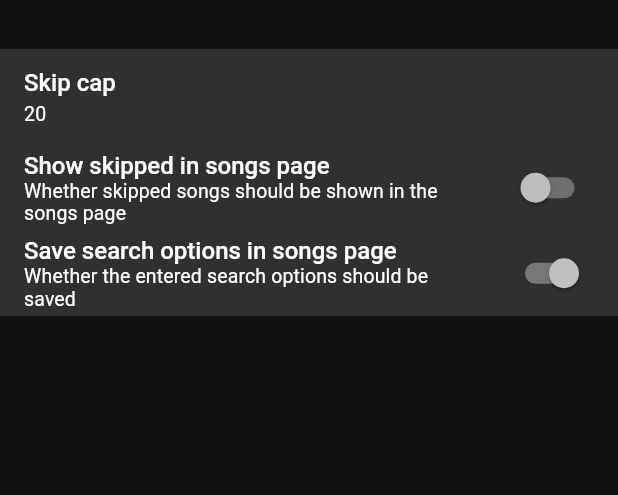
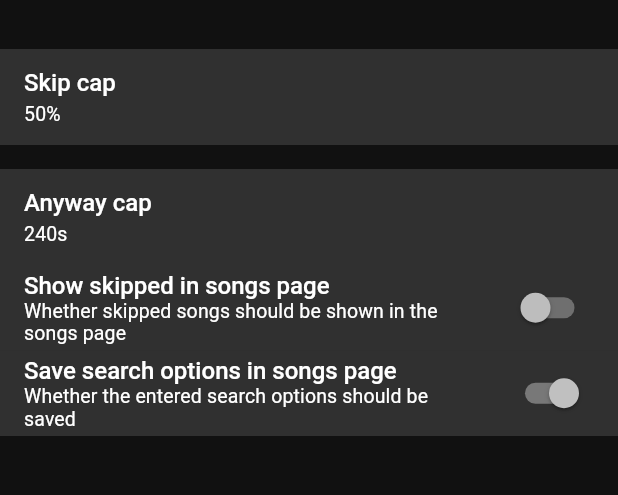
Before and after one commit to ChikyuKido/Scrobblium, a Flutter app: the SettingsPage screen opened directly, after a tap on "Stats", on a phone screen of 412 x 824 dp, the part 59-554 px from its top. Run offline on Flutter 3.47's test engine with Material 3 defaults, Android fonts, the phone set to English and light mode, and no system bars; drawn by our look-alikes of dynamic_color; our stand-ins replace easy_debounce, fixnum, flex_color_scheme, fluttertoast, google_nav_bar, shared_preferences and 1 more; missing offline and left inert: protobuf; accounts and stored records are empty.

Commit message:
Small adjustments to the skip caps Removed the intentional error in maloja integration

```diff
--- a/externel/flutter_settings_screens-0.3.3-null-safety+2-hijacked/lib/src/widgets/settings_widgets.dart
+++ b/externel/flutter_settings_screens-0.3.3-null-safety+2-hijacked/lib/src/widgets/settings_widgets.dart
@@ -611,6 +611,8 @@ class TextInputSettingsTile extends StatefulWidget {
   /// the padding on top of the settings tile widget. Set it to 0 so that every settings tile sticks together
   final double topPadding;
 
+  final String unit;
+
   TextInputSettingsTile({
     required this.title,
     required this.settingKey,
@@ -630,6 +632,7 @@ class TextInputSettingsTile extends StatefulWidget {
     this.helperText,
     this.inputFormatters,
     this.topPadding = 16.0,
+    this.unit = ''
   });
 
   @override
@@ -669,7 +672,7 @@ class _TextInputSettingsTileState extends State<TextInputSettingsTile> {
           children: [
             _ModalSettingsTile<String>(
               title: widget.title,
-              subtitle: widget.obscureText ? '' : value,
+              subtitle: widget.obscureText ? '' : value+widget.unit,
               titleTextStyle: widget.titleTextStyle,
               subtitleTextStyle: widget.subtitleTextStyle,
               enabled: widget.enabled,
--- a/lib/page/settings/stats_settings_page.dart
+++ b/lib/page/settings/stats_settings_page.dart
@@ -8,6 +8,7 @@ class StatsSettingsPage extends StatelessWidget {
   Widget build(BuildContext context) {
     return SettingsScreen(title: "Stats",children: [
       _buildSkipCap(),
+      _buildAnywayCap(),
       _buildShowSkippedInSongs(),
       _buildSearchSaveOptions(),
     ]);
@@ -16,9 +17,28 @@ class StatsSettingsPage extends StatelessWidget {
   Widget _buildSkipCap() {
     return TextInputSettingsTile(
       title: 'Skip cap',
+      unit: '%',
       settingKey: 'skip-cap',
-      helperText: 'The time when a track is counted as skip',
-      initialValue: '20',
+      helperText: 'The percentage when a track is counted as skip.',
+      initialValue: '50',
+      validator: (value) {
+        if (value == null || value.isEmpty) {
+          return "Value can't be null or empty";
+        }
+        if (int.tryParse(value) == null) {
+          return "Value not a number";
+        }
+        return null;
+      },
+    );
+  }
+  Widget _buildAnywayCap() {
+    return TextInputSettingsTile(
+      title: 'Anyway cap',
+      unit: 's',
+      settingKey: 'anyway-cap',
+      helperText: 'The time when a track is not counted as a skip even if the skip cap is reached.',
+      initialValue: '240',
       validator: (value) {
         if (value == null || value.isEmpty) {
           return "Value can't be null or empty";
--- a/lib/service/song_data_service.dart
+++ b/lib/service/song_data_service.dart
@@ -21,8 +21,9 @@ class SongDataService {
   List<SongData> getSongs({withSkipped = true, DateTime? afterDate}) {
     List<SongData> songs = List.of(_songs);
     if (!withSkipped) {
-      int cap = getValueInt("skip-cap", 20);
-      songs.removeWhere((element) => element.timeListened <= cap);
+      int cap = getValueInt("skip-cap", 50);
+      int anywayCap = getValueInt("anyway-cap", 240);
+      songs.removeWhere((song) => song.timeListened/(song.maxProgress/1000) < cap/100 && song.timeListened < anywayCap);
     }
     if (afterDate != null) {
       songs.removeWhere((element) => element.endTime.isBefore(afterDate));
--- a/lib/util/stats_util.dart
+++ b/lib/util/stats_util.dart
@@ -11,9 +11,10 @@ class StatsUtil {
     int timeListened = 0;
     int songsSkipped = 0;
 
+    int cap = getValueInt("skip-cap", 50);
+    int anywayCap = getValueInt("anyway-cap", 240);
     for (var song in songs) {
-      int cap = getValueInt("skip-cap", 20);
-      if (song.timeListened < cap) {
+      if (song.timeListened/(song.maxProgress/1000) < cap/100 && song.timeListened < anywayCap) {
         songsSkipped++;
       } else {
         songsListened++;
```
Also changed, not shown: 1 other file.
